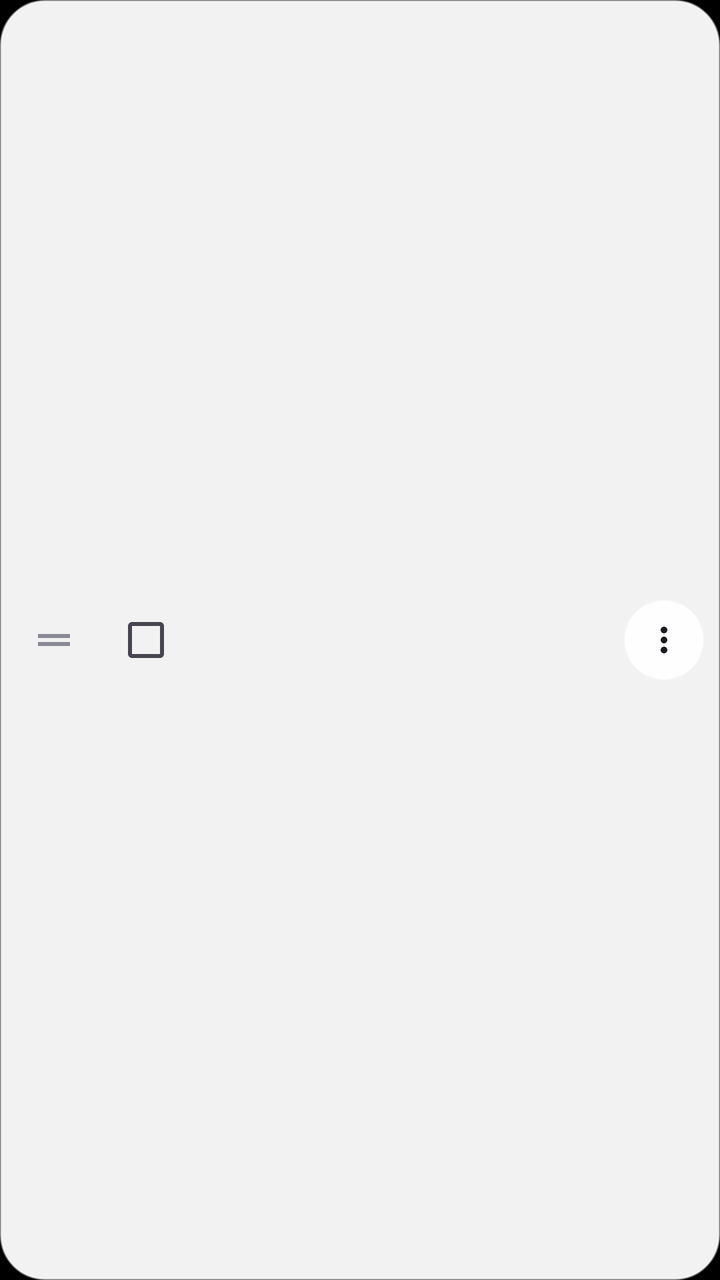
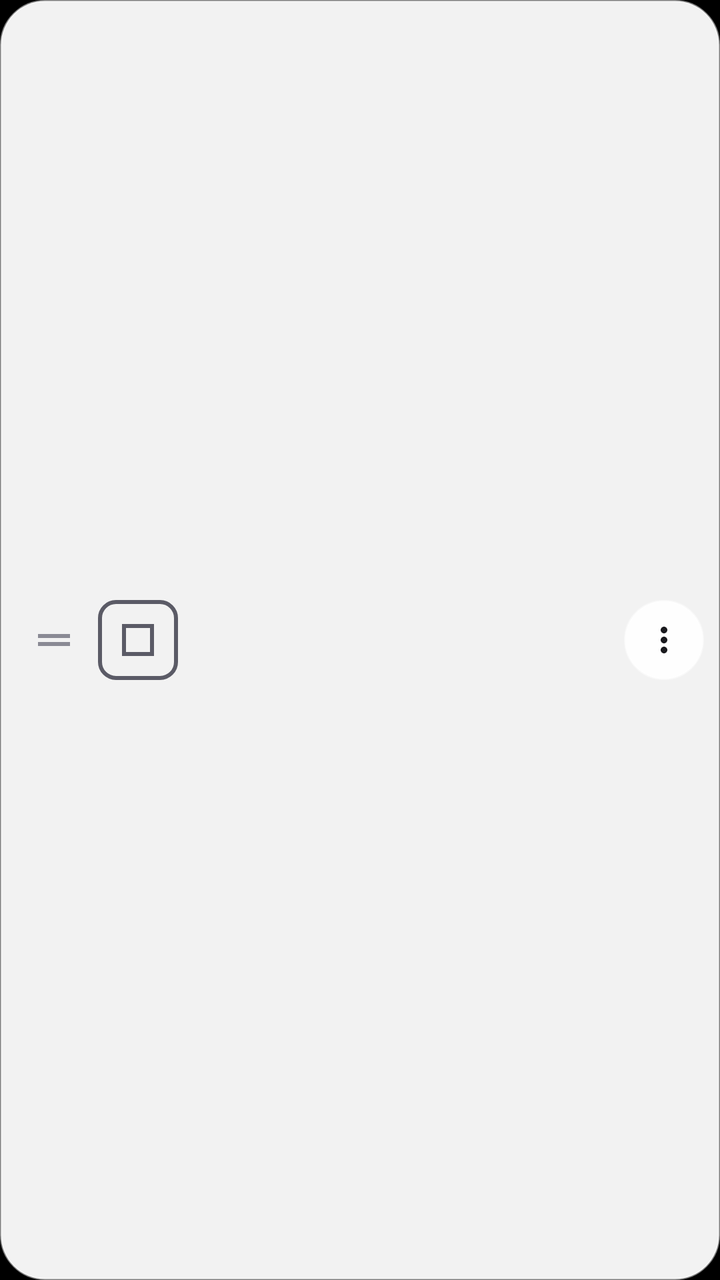

The first picture is an Android layout as it rendered before a commit; the second is the same layout after the commit. The layout source and the unified diff follow.
<!-- AndroidManifest.xml: application theme Base.Theme.Tasks -->
<!-- res/layout/item_layout.xml -->
<?xml version="1.0" encoding="utf-8"?>
<androidx.constraintlayout.widget.ConstraintLayout
    xmlns:android="http://schemas.android.com/apk/res/android"
    xmlns:app="http://schemas.android.com/apk/res-auto"
    android:id="@+id/itemLayout"
    android:layout_width="match_parent"
    android:layout_height="wrap_content"
    android:layout_marginVertical="4dp"
    android:background="@drawable/card_background"
    android:elevation="2dp"
    android:paddingEnd="8dp"
    android:paddingStart="0dp">

    
    <View
        android:id="@+id/priorityStripe"
        android:layout_width="5dp"
        android:layout_height="0dp"
        android:background="@color/priority_normal"
        app:layout_constraintBottom_toBottomOf="parent"
        app:layout_constraintStart_toStartOf="parent"
        app:layout_constraintTop_toTopOf="parent" />

    <ImageView
        android:id="@+id/dragHandle"
        android:layout_width="44dp"
        android:layout_height="44dp"
        android:contentDescription="@string/cd_drag_handle"
        android:padding="10dp"
        android:src="@drawable/ic_drag_handle"
        app:layout_constraintBottom_toBottomOf="parent"
        app:layout_constraintStart_toEndOf="@id/priorityStripe"
        app:layout_constraintTop_toTopOf="parent"
        app:tint="@color/text_hint" />

    <com.google.android.material.checkbox.MaterialCheckBox
        android:id="@+id/doneCheck"
        android:layout_width="wrap_content"
        android:layout_height="wrap_content"
        android:contentDescription="@string/action_done"
        android:minWidth="48dp"
        app:layout_constraintBottom_toBottomOf="parent"
        app:layout_constraintStart_toEndOf="@id/dragHandle"
        app:layout_constraintTop_toTopOf="parent" />

    <TextView
        android:id="@+id/itemText"
        android:layout_width="0dp"
        android:layout_height="wrap_content"
        android:layout_marginStart="4dp"
        android:textColor="@color/text_primary"
        android:textSize="16sp"
        app:layout_constraintEnd_toStartOf="@id/overflowButton"
        app:layout_constraintStart_toEndOf="@id/doneCheck"
        app:layout_constraintTop_toTopOf="@id/dragHandle" />

    <TextView
        android:id="@+id/itemCategory"
        android:layout_width="wrap_content"
        android:layout_height="wrap_content"
        android:layout_marginStart="8dp"
        android:background="@drawable/icon_button_background"
        android:paddingHorizontal="8dp"
        android:paddingVertical="2dp"
        android:textColor="@color/text_secondary"
        android:textSize="11sp"
        android:visibility="gone"
        app:layout_constraintStart_toEndOf="@id/doneCheck"
        app:layout_constraintTop_toBottomOf="@id/itemText" />

    <TextView
        android:id="@+id/itemMeta"
        android:layout_width="0dp"
        android:layout_height="wrap_content"
        android:layout_marginStart="8dp"
        android:textColor="@color/text_secondary"
        android:textSize="12sp"
        android:visibility="gone"
        app:layout_constraintBottom_toBottomOf="parent"
        app:layout_constraintEnd_toStartOf="@id/overflowButton"
        app:layout_constraintStart_toEndOf="@id/doneCheck"
        app:layout_constraintTop_toBottomOf="@id/itemCategory" />

    <ImageButton
        android:id="@+id/overflowButton"
        style="@style/ItemActionButton"
        android:contentDescription="@string/cd_more"
        android:src="@drawable/ic_more_vert"
        app:layout_constraintBottom_toBottomOf="parent"
        app:layout_constraintEnd_toEndOf="parent"
        app:layout_constraintTop_toTopOf="parent" />

</androidx.constraintlayout.widget.ConstraintLayout>
<!-- resources referenced by this layout -->
<resources>
  <color name="priority_normal">#00000000</color>
  <color name="text_hint">#8A8A94</color>
  <color name="text_primary">#1B1B1F</color>
  <color name="text_secondary">#5B5B66</color>
  <!-- drawable card_background (drawable) -->
  ﻿<shape xmlns:android="http://schemas.android.com/apk/res/android"
      android:shape="rectangle">
      
      <solid android:color="@color/surface_card" />
      <corners android:radius="22dp" />
      <stroke
          android:width="1dp"
          android:color="@color/surface_card_stroke" />
  </shape>
  <!-- drawable ic_drag_handle (drawable) -->
  ﻿<vector xmlns:android="http://schemas.android.com/apk/res/android"
      android:width="24dp"
      android:height="24dp"
      android:viewportWidth="24"
      android:viewportHeight="24"
      android:tint="@color/text_primary">
      <path
          android:fillColor="#FF000000"
          android:pathData="M20,9H4v2h16V9zM4,15h16v-2H4V15z" />
  </vector>
  <!-- drawable ic_more_vert (drawable) -->
  ﻿<vector xmlns:android="http://schemas.android.com/apk/res/android"
      android:width="24dp"
      android:height="24dp"
      android:viewportWidth="24"
      android:viewportHeight="24"
      android:tint="@color/text_primary">
      <path
          android:fillColor="#FF000000"
          android:pathData="M12,8c1.1,0 2,-0.9 2,-2s-0.9,-2 -2,-2 -2,0.9 -2,2 0.9,2 2,2zM12,10c-1.1,0 -2,0.9 -2,2s0.9,2 2,2 2,-0.9 2,-2 -0.9,-2 -2,-2zM12,16c-1.1,0 -2,0.9 -2,2s0.9,2 2,2 2,-0.9 2,-2 -0.9,-2 -2,-2z" />
  </vector>
  <!-- drawable icon_button_background (drawable) -->
  ﻿<shape xmlns:android="http://schemas.android.com/apk/res/android"
      android:shape="oval">
      <solid android:color="@color/surface_card" />
      <stroke
          android:width="1dp"
          android:color="@color/surface_card_stroke" />
  </shape>
  <string name="action_done">Выполнено</string>
  <string name="cd_drag_handle">Перетащить</string>
  <string name="cd_more">Ещё</string>
  <style name="ItemActionButton">
          <item name="android:layout_width">40dp</item>
          <item name="android:layout_height">40dp</item>
          <item name="android:background">@drawable/icon_button_background</item>
          <item name="android:padding">10dp</item>
          <item name="android:scaleType">fitCenter</item>
      </style>
  <style name="Base.Theme.Tasks" parent="Theme.Material3.DayNight.NoActionBar">
          <item name="colorPrimary">@color/green_primary</item>
          <item name="colorOnPrimary">@color/text_on_primary</item>
          <item name="android:windowBackground">@android:color/black</item>
      </style>
  <color name="surface_card">#F2FFFFFF</color>
  <color name="surface_card_stroke">#80FFFFFF</color>
  <color name="green_primary">#4CAF50</color>
  <color name="text_on_primary">#FFFFFF</color>
</resources>

<!-- the commit's change to res/layout/item_layout.xml (unified diff, before → after) -->
@@ -33,15 +33,20 @@
         app:layout_constraintTop_toTopOf="parent"
         app:tint="@color/text_hint" />
 
-    <com.google.android.material.checkbox.MaterialCheckBox
-        android:id="@+id/doneCheck"
-        android:layout_width="wrap_content"
-        android:layout_height="wrap_content"
-        android:contentDescription="@string/action_done"
-        android:minWidth="48dp"
-        app:layout_constraintBottom_toBottomOf="parent"
-        app:layout_constraintStart_toEndOf="@id/dragHandle"
-        app:layout_constraintTop_toTopOf="parent" />
+    
+        <ImageView
+            android:id="@+id/doneCheck"
+            android:layout_width="40dp"
+            android:layout_height="40dp"
+            android:background="@drawable/check_bg_off"
+            android:clickable="true"
+            android:contentDescription="@string/action_done"
+            android:focusable="true"
+            android:padding="8dp"
+            android:src="@drawable/ic_box_off"
+            app:layout_constraintBottom_toBottomOf="parent"
+            app:layout_constraintStart_toEndOf="@id/dragHandle"
+            app:layout_constraintTop_toTopOf="parent" />
 
     <TextView
         android:id="@+id/itemText"
<!-- resource entries referenced after the edit -->
@@ -14,6 +14,23 @@
           android:width="1dp"
           android:color="@color/surface_card_stroke" />
   </shape>
+  <!-- drawable check_bg_off (drawable) -->
+  ﻿<shape xmlns:android="http://schemas.android.com/apk/res/android"
+      android:shape="rectangle">
+      <solid android:color="@android:color/transparent" />
+      <stroke android:width="2dp" android:color="@color/text_secondary" />
+      <corners android:radius="8dp" />
+  </shape>
+  <!-- drawable ic_box_off (drawable) -->
+  ﻿<vector xmlns:android="http://schemas.android.com/apk/res/android"
+      android:width="24dp"
+      android:height="24dp"
+      android:viewportWidth="24"
+      android:viewportHeight="24">
+      <path
+          android:fillColor="@color/text_secondary"
+          android:pathData="M4,4h16v16H4zM6,6v12h12V6H6z" />
+  </vector>
   <!-- drawable ic_drag_handle (drawable) -->
   ﻿<vector xmlns:android="http://schemas.android.com/apk/res/android"
       android:width="24dp"
@@ -57,6 +74,13 @@
   <style name="Base.Theme.Tasks" parent="Theme.Material3.DayNight.NoActionBar">
           <item name="colorPrimary">@color/green_primary</item>
           <item name="colorOnPrimary">@color/text_on_primary</item>
+          
+          <item name="colorOnSurface">@color/text_primary</item>
+          <item name="colorSurface">@color/surface_card</item>
+          <item name="colorSurfaceVariant">@color/surface_card</item>
+          <item name="colorOnSurfaceVariant">@color/text_secondary</item>
+          <item name="colorOutline">@color/text_secondary</item>
+          <item name="android:colorBackground">@color/surface_card</item>
           <item name="android:windowBackground">@android:color/black</item>
       </style>
   <color name="surface_card">#F2FFFFFF</color>
